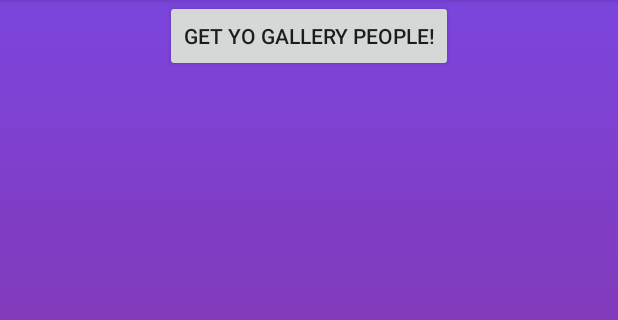
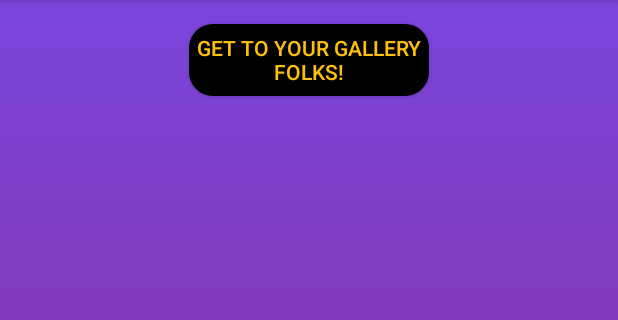
Before and after one commit to picme-gallery/picme-gallery, an Android app: the fragment GalleryFragment shown on its own in the app's theme, on a phone screen of 412 x 824 dp, the part 84-404 px from its top. Run offline under Robolectric (Android 15) with nearby library versions, the phone set to English and light mode, and no system bars; pictures from the network do not load.

Commit message:
changed user UI

```diff
--- a/app/src/main/res/layout/fragment_gallery.xml
+++ b/app/src/main/res/layout/fragment_gallery.xml
@@ -9,22 +9,27 @@
   tools:context=".controller.ui.gallery.GalleryFragment">
 
 
+  <ImageView
+    android:id="@+id/image_view_gal"
+    android:layout_width="wrap_content"
+    android:layout_height="wrap_content"
+    android:layout_margin="@dimen/half_margin"
+    android:contentDescription="@string/this_should_hold_a_gallery"
+    app:layout_constraintEnd_toEndOf="parent"
+    app:layout_constraintStart_toStartOf="parent"
+    app:layout_constraintTop_toTopOf="parent"
+    tools:src="@tools:sample/backgrounds/scenic"/>
+
   <Button
     android:id="@+id/button_get_gal"
-    android:layout_width="wrap_content"
+    android:layout_margin="@dimen/half_margin"
+    android:background="@drawable/rounded_buttons"
+    android:textColor="@color/yellow"
+    android:layout_width="160dp"
     android:layout_height="wrap_content"
     android:text="@string/gallery_info"
     app:layout_constraintEnd_toEndOf="parent"
     app:layout_constraintStart_toStartOf="parent"
-    app:layout_constraintTop_toTopOf="parent"/>
-  <ImageView
-    android:id="@+id/image_view_gal"
-    android:layout_width="wrap_content"
-    android:layout_height="wrap_content"
-    android:layout_margin="8dp"
-    app:layout_constraintEnd_toEndOf="parent"
-    app:layout_constraintStart_toStartOf="parent"
-    app:layout_constraintTop_toBottomOf="@+id/button_get_gal"
-    tools:src="@tools:sample/backgrounds/scenic"
-    android:contentDescription="This should hold a gallery"/>
+    app:layout_constraintTop_toBottomOf="@id/image_view_gal"/>
+
 </androidx.constraintlayout.widget.ConstraintLayout>
--- a/app/src/main/res/values/strings.xml
+++ b/app/src/main/res/values/strings.xml
@@ -15,5 +15,6 @@
   <string name="event_description_hint">event description</string>
   <string name="event_name_hint">event name</string>
   <string name="take_picture_button">Take Picture</string>
-  <string name="gallery_info">Get yo gallery people!</string>
+  <string name="gallery_info">Get to your gallery folks!</string>
+  <string name="this_should_hold_a_gallery">This should hold a gallery</string>
 </resources>
```
